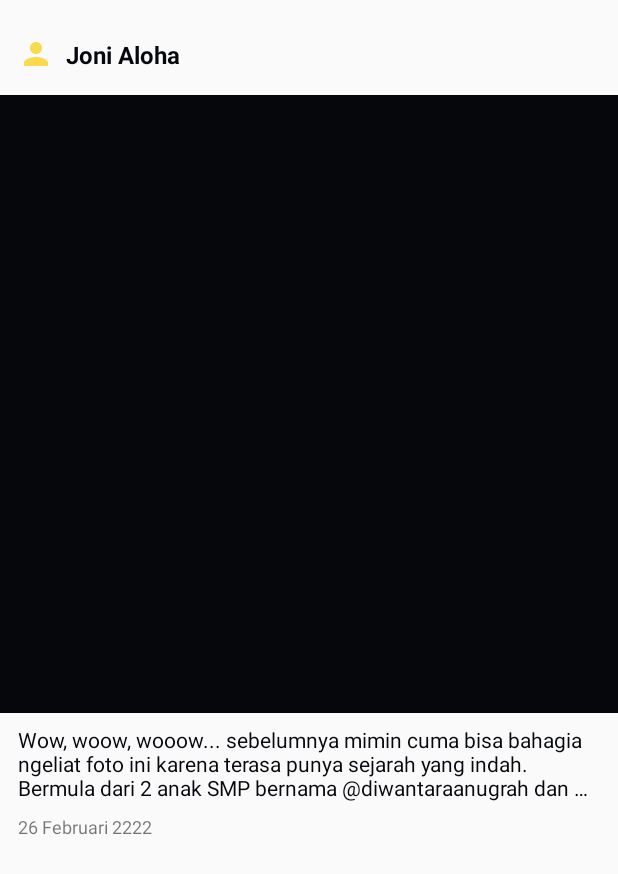
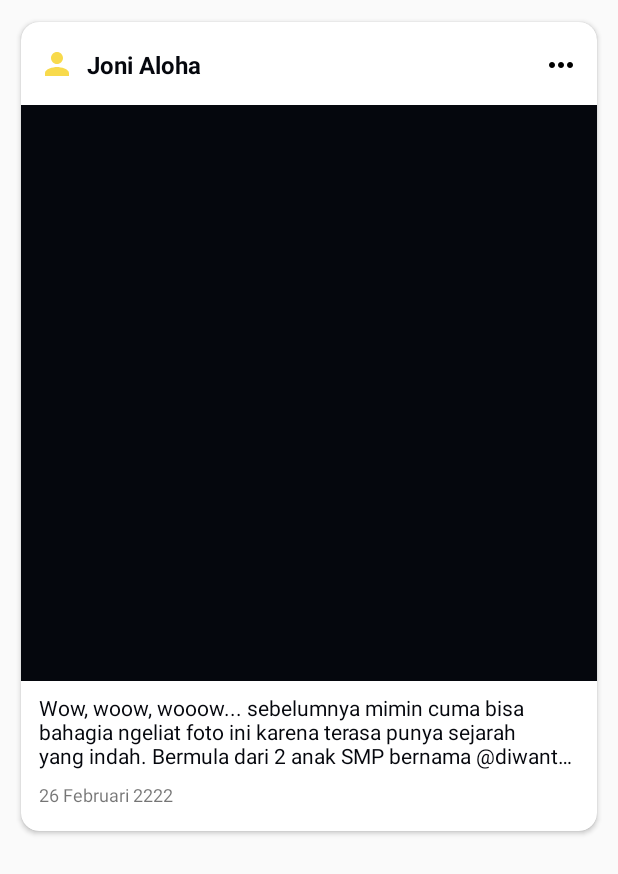
Before and after one commit to toharifqi/InstaGeram, an Android app: the layout item_story.xml on its own in the app's theme, with its tools: preview values and no code run, on a phone screen of 412 x 824 dp. Shown: the top 874 px of the screen. Run offline under Robolectric (Android 15) with nearby library versions, the phone set to English and light mode, and no system bars.

Commit message:
Fix not opening home page after posted a story and change item_story.xml style

```diff
--- a/app/src/main/res/layout/activity_story_list.xml
+++ b/app/src/main/res/layout/activity_story_list.xml
@@ -4,6 +4,7 @@
     xmlns:tools="http://schemas.android.com/tools"
     android:layout_width="match_parent"
     android:layout_height="match_parent"
+    android:background="@color/gray_bg"
     tools:context=".storylist.StoryListActivity">
 
     <ProgressBar
@@ -53,6 +54,7 @@
         android:id="@+id/empty_group"
         android:layout_width="wrap_content"
         android:layout_height="wrap_content"
+        android:visibility="gone"
         app:constraint_referenced_ids="empty_image, empty_txt" />
 
     <ImageView
--- a/app/src/main/res/layout/item_story.xml
+++ b/app/src/main/res/layout/item_story.xml
@@ -1,20 +1,26 @@
 <?xml version="1.0" encoding="utf-8"?>
-<androidx.constraintlayout.widget.ConstraintLayout xmlns:android="http://schemas.android.com/apk/res/android"
+<androidx.cardview.widget.CardView xmlns:android="http://schemas.android.com/apk/res/android"
+    xmlns:app="http://schemas.android.com/apk/res-auto"
+    xmlns:tools="http://schemas.android.com/tools"
     android:layout_width="match_parent"
     android:layout_height="wrap_content"
-    android:clickable="true"
-    android:focusable="true"
+    android:layout_marginVertical="8dp"
+    android:layout_marginHorizontal="8dp"
+    android:elevation="4dp"
     android:foreground="?android:attr/selectableItemBackground"
-    xmlns:app="http://schemas.android.com/apk/res-auto"
-    xmlns:tools="http://schemas.android.com/tools"
-    tools:targetApi="m">
+    app:cardCornerRadius="12dp"
+    app:cardUseCompatPadding="true">
+
+    <androidx.constraintlayout.widget.ConstraintLayout
+        android:layout_width="match_parent"
+        android:layout_height="wrap_content">
 
         <ImageView
             android:id="@+id/person_image"
             android:layout_width="24dp"
             android:layout_height="24dp"
             android:layout_marginStart="12dp"
-        android:layout_marginTop="24dp"
+            android:layout_marginTop="16dp"
             android:src="@drawable/ic_baseline_person_24"
             app:layout_constraintLeft_toLeftOf="parent"
             app:layout_constraintTop_toTopOf="parent"/>
@@ -31,6 +37,15 @@
             app:layout_constraintTop_toTopOf="@id/person_image"
             app:layout_constraintBottom_toBottomOf="@id/person_image"
             tools:text="Joni Aloha" />
+
+        <ImageView
+            android:layout_width="wrap_content"
+            android:layout_height="wrap_content"
+            android:layout_marginEnd="12dp"
+            android:src="@drawable/baseline_more_horiz_black_24"
+            app:layout_constraintRight_toRightOf="parent"
+            app:layout_constraintBottom_toBottomOf="@id/name_txt"
+            app:layout_constraintTop_toTopOf="@id/name_txt"/>
 
         <ImageView
             android:id="@+id/photo_image"
@@ -67,7 +82,7 @@
             android:textSize="12sp"
             android:layout_marginHorizontal="12dp"
             android:layout_marginTop="8dp"
-        android:layout_marginBottom="24dp"
+            android:layout_marginBottom="16dp"
             app:layout_constraintBottom_toBottomOf="parent"
             app:layout_constraintLeft_toLeftOf="parent"
             app:layout_constraintRight_toRightOf="parent"
@@ -75,3 +90,5 @@
             tools:text="26 Februari 2222" />
 
     </androidx.constraintlayout.widget.ConstraintLayout>
+
+</androidx.cardview.widget.CardView>
--- a/app/src/main/res/values/colors.xml
+++ b/app/src/main/res/values/colors.xml
@@ -2,6 +2,7 @@
 <resources>
     <color name="black">#05070D</color>
     <color name="gray">#e4e5e4</color>
+    <color name="gray_bg">#FAFAFA</color>
     <color name="gray_dark">#8B8B8B</color>
     <color name="white">#FFFFFFFF</color>
 
```
Also changed, not shown: app/src/main/java/com/toharifqi/instageram/createstory/CreateStoryActivity.kt (+6 -13 lines), app/src/main/res/drawable-hdpi/baseline_more_horiz_black_24.png (added), app/src/main/res/drawable-mdpi/baseline_more_horiz_black_24.png (added), app/src/main/res/drawable-xhdpi/baseline_more_horiz_black_24.png (added), app/src/main/res/drawable-xxhdpi/baseline_more_horiz_black_24.png (added), app/src/main/res/drawable-xxxhdpi/baseline_more_horiz_black_24.png (added). Lines whose indentation alone changed are shown as unchanged.
